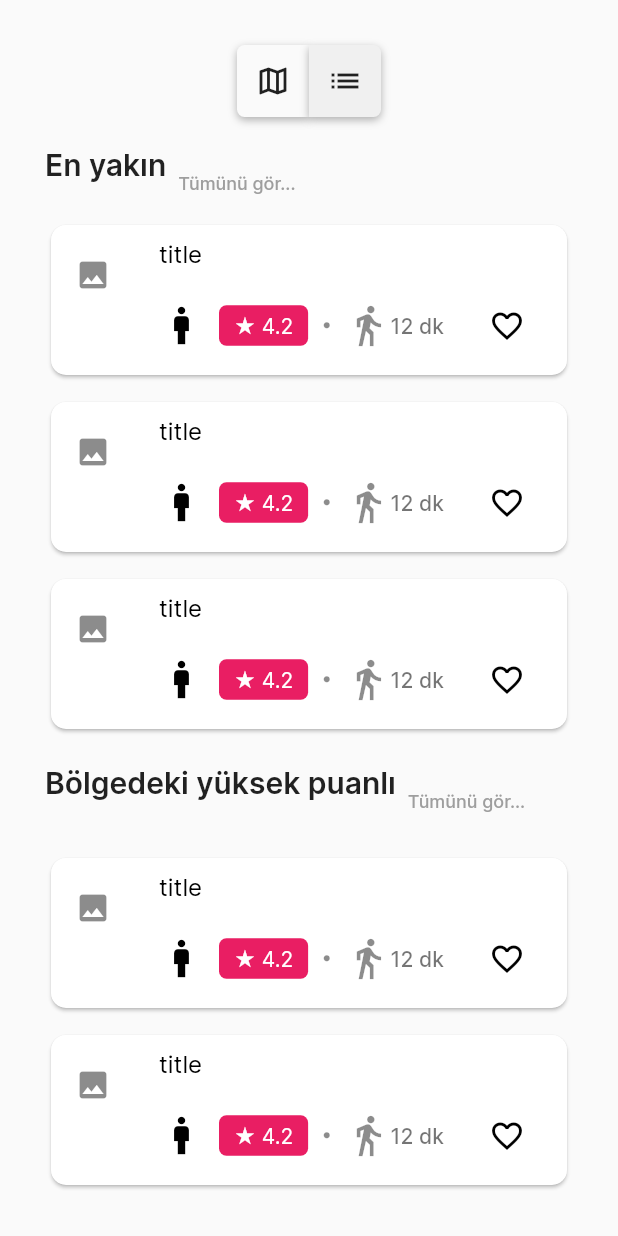
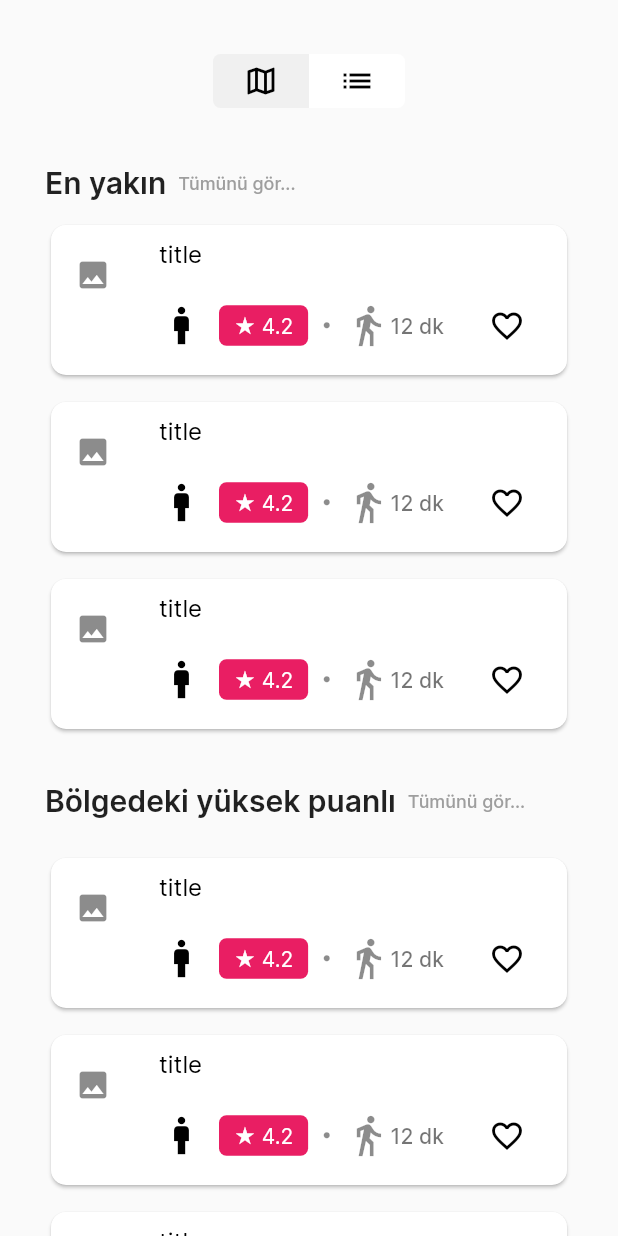
Before and after one commit to Tuvalepp/tuvalepp, a Flutter app: the screen it shows after launch, on a phone screen of 412 x 824 dp. Run offline on Flutter 3.47's test engine with Material 2 defaults, Android fonts, the phone set to English and light mode, and no system bars; our stand-ins replace google_maps_flutter.

Commit message:
ViewSwitchButton is done

```diff
--- a/tuvalepp/lib/components/view_switch_button.dart
+++ b/tuvalepp/lib/components/view_switch_button.dart
@@ -3,31 +3,19 @@
 import '../pages/mapview.dart';
 
 class ViewSwitchButton extends StatelessWidget {
-  const ViewSwitchButton({super.key});
+  const ViewSwitchButton({
+    super.key,
+    required this.pageIndex,
+  });
+
+  final int pageIndex;
 
   @override
   Widget build(BuildContext context) {
     return Row(
       mainAxisAlignment: MainAxisAlignment.center,
       children: [
-        Ink(
-          decoration: BoxDecoration(
-              color: Colors.grey[50],
-              borderRadius: const BorderRadius.only(
-                topLeft: Radius.circular(5),
-                topRight: Radius.zero,
-                bottomRight: Radius.zero,
-                bottomLeft: Radius.circular(5),
-              ),
-              boxShadow: [
-                BoxShadow(
-                  offset: Offset(0, 2),
-                  blurRadius: 4,
-                  color: Colors.black.withOpacity(0.3),
-                )
-              ]),
-          child: IconButton(
-            icon: Icon(Icons.map_outlined),
+        ElevatedButton(
           onPressed: () {
             Navigator.push(
               context,
@@ -36,25 +24,22 @@
               ),
             );
           },
+          style: ElevatedButton.styleFrom(
+            elevation: 0,
+            backgroundColor: pageIndex == 0 ? Colors.white : Color(0xfff0f0f0),
+            shape: RoundedRectangleBorder(
+                borderRadius: BorderRadius.only(
+                    topLeft: Radius.circular(5),
+                    topRight: Radius.circular(0),
+                    bottomRight: Radius.circular(0),
+                    bottomLeft: Radius.circular(5))),
+          ),
+          child: Icon(
+            Icons.map_outlined,
+            color: Colors.black,
           ),
         ),
-        Ink(
-          decoration: BoxDecoration(
-              color: const Color(0xfff0f0f0),
-              borderRadius: const BorderRadius.only(
-                  topLeft: Radius.zero,
-                  topRight: Radius.circular(5),
-                  bottomRight: Radius.circular(5),
-                  bottomLeft: Radius.zero),
-              boxShadow: [
-                BoxShadow(
-                  offset: const Offset(0, 2),
-                  blurRadius: 4,
-                  color: Colors.black.withOpacity(0.3),
-                )
-              ]),
-          child: IconButton(
-            icon: Icon(Icons.list),
+        ElevatedButton(
           onPressed: () {
             Navigator.push(
               context,
@@ -63,6 +48,19 @@
               ),
             );
           },
+          style: ElevatedButton.styleFrom(
+            elevation: 0,
+            backgroundColor: pageIndex == 1 ? Colors.white : Color(0xfff0f0f0),
+            shape: RoundedRectangleBorder(
+                borderRadius: BorderRadius.only(
+                    topLeft: Radius.circular(0),
+                    topRight: Radius.circular(5),
+                    bottomRight: Radius.circular(5),
+                    bottomLeft: Radius.circular(0))),
+          ),
+          child: Icon(
+            Icons.list,
+            color: Colors.black,
           ),
         ),
       ],
--- a/tuvalepp/lib/pages/listview.dart
+++ b/tuvalepp/lib/pages/listview.dart
@@ -10,15 +10,16 @@
   @override
   Widget build(BuildContext context) {
     return Scaffold(
-      body: Container(
+      body: SingleChildScrollView(
         padding: EdgeInsets.all(30),
-        child: SingleChildScrollView(
         child: Column(
           children: [
-              const ViewSwitchButton(),
+            const ViewSwitchButton(
+              pageIndex: 1,
+            ),
             const SizedBox(height: 20),
             Row(
-                crossAxisAlignment: CrossAxisAlignment.start,
+              crossAxisAlignment: CrossAxisAlignment.center,
               children: [
                 const Text(
                   "En yakın",
@@ -42,7 +43,7 @@
             TileCard(),
             SizedBox(height: 20),
             Row(
-                crossAxisAlignment: CrossAxisAlignment.start,
+              crossAxisAlignment: CrossAxisAlignment.center,
               children: [
                 const Text(
                   "Bölgedeki yüksek puanlı",
@@ -68,7 +69,6 @@
           ],
         ),
       ),
-      ),
     );
   }
 }
--- a/tuvalepp/lib/pages/mapview.dart
+++ b/tuvalepp/lib/pages/mapview.dart
@@ -34,8 +34,7 @@
   @override
   Widget build(BuildContext context) {
     return Scaffold(
-      body: Stack(
-        children: <Widget>[
+      body: Stack(children: <Widget>[
         GoogleMap(
           initialCameraPosition: CameraPosition(
             target: LatLng(41.045135, 29.034566),
@@ -61,21 +60,19 @@
                             children: <Widget>[
                               TileCard(),
                             ],
-                          )
-                        ),
+                          )),
                         );
-                    }
-                  );
-                }
-              )
+                      });
+                })
           },
         ),
         Padding(
           padding: const EdgeInsets.all(30),
-              child: const ViewSwitchButton(),
+          child: const ViewSwitchButton(
+            pageIndex: 0,
           ),
-        ]
         ),
+      ]),
     );
   }
 }
```
Lines whose indentation alone changed are shown as unchanged.
